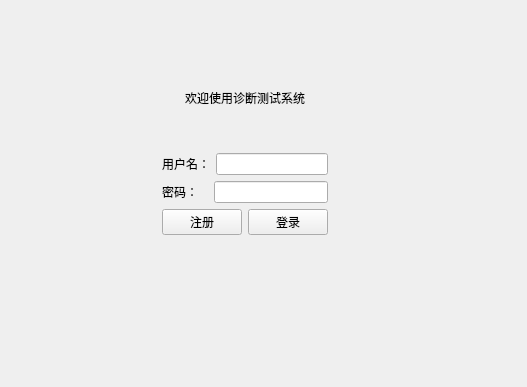
This is loginview.ui in zhuguotiao/Lab3 as Qt 5 draws it before an edit. The edited form follows.
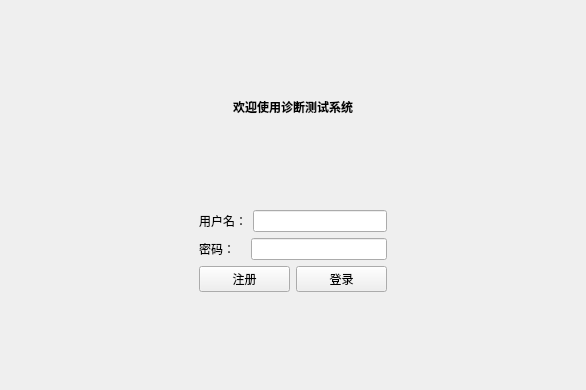
This is the edited form.

Commit message: 美化界面以及小细节完善

```diff
--- a/loginview.ui
+++ b/loginview.ui
@@ -6,22 +6,15 @@
    <rect>
     <x>0</x>
     <y>0</y>
-    <width>527</width>
-    <height>387</height>
+    <width>586</width>
+    <height>390</height>
    </rect>
   </property>
   <property name="windowTitle">
    <string>登录</string>
   </property>
-  <widget class="QWidget" name="layoutWidget">
-   <property name="geometry">
-    <rect>
-     <x>120</x>
-     <y>50</y>
-     <width>250</width>
-     <height>224</height>
-    </rect>
-   </property>
+  <layout class="QHBoxLayout" name="horizontalLayout_5">
+   <item>
    <layout class="QVBoxLayout" name="verticalLayout_2">
     <item>
      <spacer name="verticalSpacer_2">
@@ -38,6 +31,11 @@
     </item>
     <item>
      <widget class="QLabel" name="label">
+       <property name="font">
+        <font>
+         <bold>true</bold>
+        </font>
+       </property>
       <property name="text">
        <string>欢迎使用诊断测试系统</string>
       </property>
@@ -86,7 +84,14 @@
            </widget>
           </item>
           <item>
-           <widget class="QLineEdit" name="inputUsername"/>
+            <widget class="QLineEdit" name="inputUsername">
+             <property name="minimumSize">
+              <size>
+               <width>100</width>
+               <height>20</height>
+              </size>
+             </property>
+            </widget>
           </item>
          </layout>
         </item>
@@ -100,7 +105,17 @@
            </widget>
           </item>
           <item>
-           <widget class="QLineEdit" name="inputPasswd"/>
+            <widget class="QLineEdit" name="inputPasswd">
+             <property name="minimumSize">
+              <size>
+               <width>100</width>
+               <height>20</height>
+              </size>
+             </property>
+             <property name="echoMode">
+              <enum>QLineEdit::EchoMode::Password</enum>
+             </property>
+            </widget>
           </item>
          </layout>
         </item>
@@ -153,7 +168,8 @@
      </spacer>
     </item>
    </layout>
-  </widget>
+   </item>
+  </layout>
  </widget>
  <resources/>
  <connections/>
```
Lines whose indentation alone changed are shown as unchanged. The commit also changes 6 other files.
